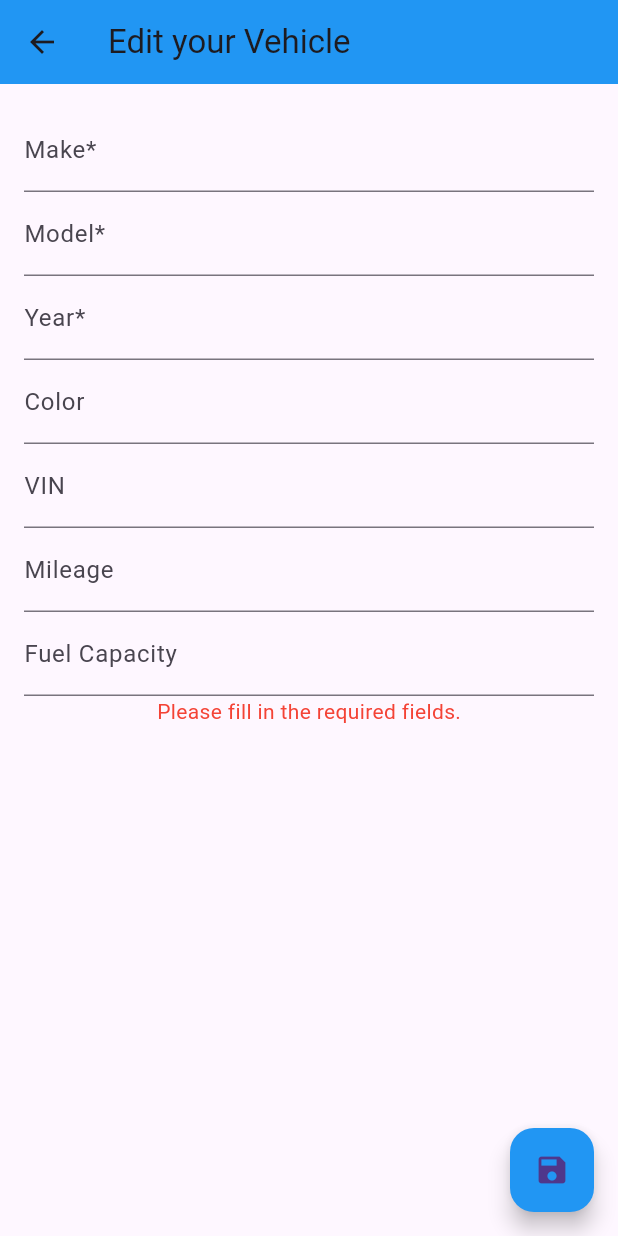
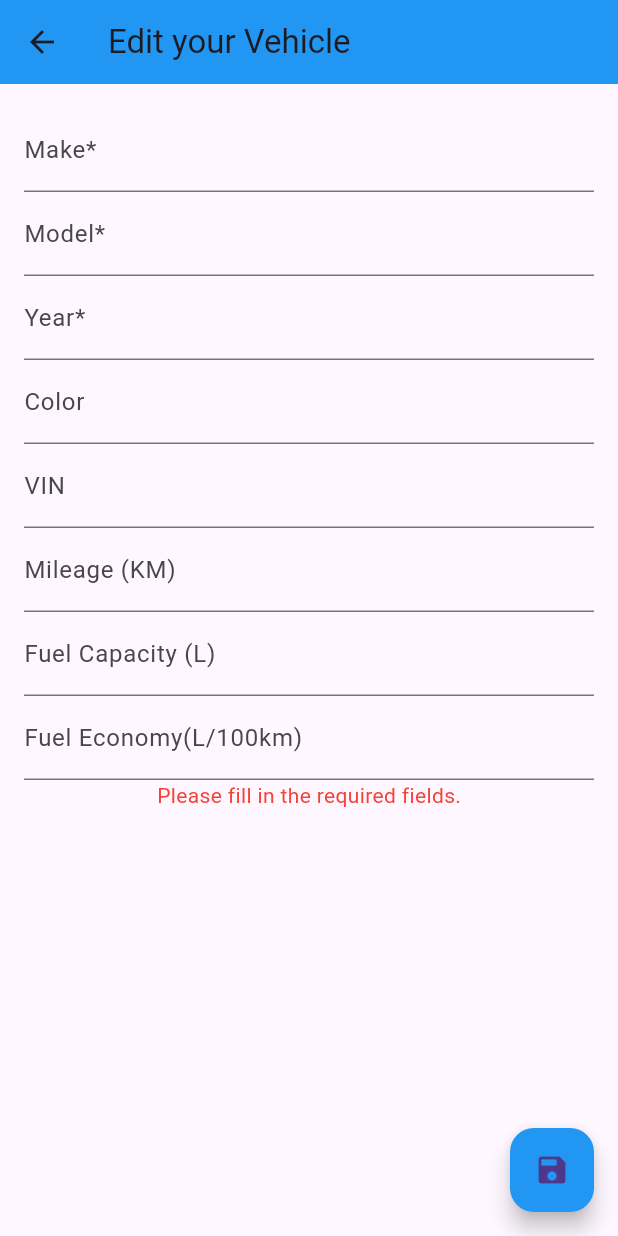
Before and after one commit to CSCI4100U/mobile-group-project-2023-abdul-alam-li-rana, a Flutter app: the EditVehicle screen opened directly with empty values, after a tap on the "save" icon, on a phone screen of 412 x 824 dp. Run offline on Flutter 3.47's test engine with Material 3 defaults, Android fonts, the light colour scheme and no system bars; our stand-ins replace cloud_firestore, firebase_auth, firebase_core, firebase_storage, flutter_local_notifications, flutter_svg and 4 more; missing offline and left inert: mapbox_gl, mapbox_polyline_points; accounts and stored records are empty.

Commit message:
Completed Functionality for Trips Info and Calculations, Refactored Vehicle creation and editing logic and modified vehicles class with more attributes

```diff
--- a/final_project/lib/edit_vehicle.dart
+++ b/final_project/lib/edit_vehicle.dart
@@ -19,6 +19,8 @@ class _EditVehicleState extends State<EditVehicle> {
   final TextEditingController vinController;
   final TextEditingController mileageController;
   final TextEditingController fuelCapacityController;
+  final TextEditingController fuelEconomyController;
+
   String selectedType = ''; // Add this variable
   final Vehicle vehicleToEdit;
   String errorMessage = '';
@@ -30,7 +32,11 @@ class _EditVehicleState extends State<EditVehicle> {
         colorController = TextEditingController(text: vehicleToEdit.color),
         vinController = TextEditingController(text: vehicleToEdit.vin),
         mileageController = TextEditingController(text: vehicleToEdit.mileage),
-        fuelCapacityController = TextEditingController(text: vehicleToEdit.fuelCapacity);
+        fuelCapacityController = TextEditingController(text: vehicleToEdit.fuelCapacity),
+        fuelEconomyController = TextEditingController(text: vehicleToEdit.fuelEconomy);
+
+
+
 
   // Placeholder implementation, customize based on your icons
   Icon _getIconForVehicleType(String type) {
@@ -94,12 +100,17 @@ class _EditVehicleState extends State<EditVehicle> {
               ),
               TextField(
                 controller: mileageController,
-                decoration: InputDecoration(labelText: 'Mileage'),
+                decoration: InputDecoration(labelText: 'Mileage (KM)'),
               ),
               TextField(
                 controller: fuelCapacityController,
-                decoration: InputDecoration(labelText: 'Fuel Capacity'),
+                decoration: InputDecoration(labelText: 'Fuel Capacity (L)'),
               ),
+              TextField(
+                controller: fuelEconomyController,
+                decoration: InputDecoration(labelText: 'Fuel Economy(L/100km)'),
+              ),
+
               if (errorMessage.isNotEmpty)
                 Text(
                   errorMessage,
@@ -119,6 +130,7 @@ class _EditVehicleState extends State<EditVehicle> {
           String vin = vinController.text;
           String mileage = mileageController.text;
           String fuelCapacity = fuelCapacityController.text;
+          String fuelEconomy = fuelEconomyController.text;
 
           if (make.isNotEmpty && model.isNotEmpty && year.isNotEmpty) {
             Vehicle updatedVehicle = Vehicle(
@@ -130,7 +142,7 @@ class _EditVehicleState extends State<EditVehicle> {
               vin: vin,
               mileage: mileage,
               fuelCapacity: fuelCapacity,
-              type: 'someType', // provide the actual value
+              fuelEconomy: fuelEconomy,
             );
             updateVehicle(updatedVehicle);
             Navigator.pop(context, updatedVehicle);
--- a/final_project/lib/vehicle_details_page.dart
+++ b/final_project/lib/vehicle_details_page.dart
@@ -154,11 +154,15 @@ class _VehicleDetailsState extends State<VehicleDetails> {
                 style: TextStyle(fontSize: 18, fontWeight: FontWeight.bold),
               ),
               Text(
-                'Mileage: ${widget.vehicle.mileage}',
+                'Mileage (KM): ${widget.vehicle.mileage}',
                 style: TextStyle(fontSize: 18, fontWeight: FontWeight.bold),
               ),
               Text(
-                'Fuel Capacity: ${widget.vehicle.fuelCapacity}',
+                'Fuel Capacity (L): ${widget.vehicle.fuelCapacity}',
+                style: TextStyle(fontSize: 18, fontWeight: FontWeight.bold),
+              ),
+              Text(
+                'Fuel Economy (L/100KM): ${widget.vehicle.fuelCapacity}',
                 style: TextStyle(fontSize: 18, fontWeight: FontWeight.bold),
               ),
               SizedBox(height: 20),
```
Also changed, not shown: final_project/lib/add_vehicle.dart (+12 -2 lines), final_project/lib/trip_details.dart (added, +63 -0 lines), final_project/lib/trip_page.dart (+37 -10 lines), final_project/lib/vehicle.dart (+12 -4 lines).
